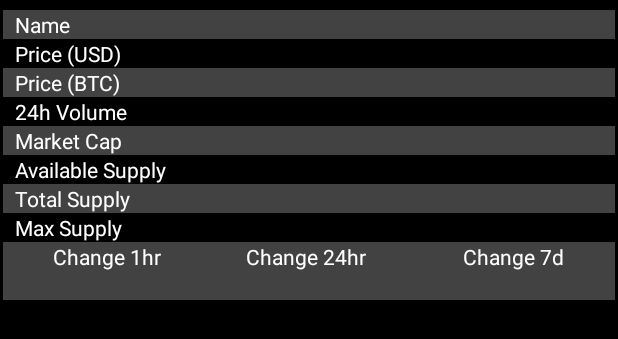
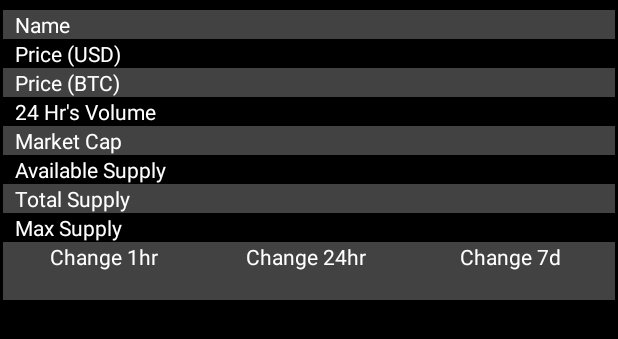
Before and after one commit to percy-g2/UTXO, an Android app: the layout fragment_graph.xml on its own in the app's theme, with its tools: preview values and no code run, on a phone screen of 412 x 824 dp. Shown: the part 582-921 px from the top of the screen. Run offline under Robolectric (Android 15) with nearby library versions, the phone set to English and light mode, and no system bars; plain views replace CircularToggle, LineChart, SingleSelectToggleGroup.

Commit message:
Layout changes.

```diff
--- a/app/build.gradle
+++ b/app/build.gradle
@@ -10,8 +10,8 @@ android {
         applicationId "com.androidevlinux.percy.UTXO"
         minSdkVersion 17
         targetSdkVersion 28
-        versionCode 24
-        versionName "1.8"
+        versionCode 25
+        versionName "2.0"
         testInstrumentationRunner "androidx.test.runner.AndroidJUnitRunner"
         packagingOptions.pickFirst('META-INF/rxjava.properties')
 
--- a/app/src/main/res/layout/fragment_graph.xml
+++ b/app/src/main/res/layout/fragment_graph.xml
@@ -154,7 +154,8 @@
                     android:layout_weight="1"
                     android:textColor="@color/white"
                     android:paddingStart="8dp"
-                    android:text="Name" />
+                    android:paddingEnd="8dp"
+                    android:text="@string/name" />
 
                 <TextView
                     android:id="@+id/tableNameDataTextView"
@@ -162,6 +163,7 @@
                     android:layout_height="wrap_content"
                     android:layout_weight="2"
                     android:textColor="@color/white"
+                    android:paddingStart="8dp"
                     android:paddingEnd="8dp"
                     android:textAlignment="textEnd" />
             </TableRow>
@@ -178,7 +180,8 @@
                     android:layout_weight="1"
                     android:textColor="@color/white"
                     android:paddingStart="8dp"
-                    android:text="Price (USD)" />
+                    android:paddingEnd="8dp"
+                    android:text="@string/price_usd" />
 
                 <TextView
                     android:id="@+id/tablePriceUSDDataTextView"
@@ -186,6 +189,7 @@
                     android:layout_height="wrap_content"
                     android:layout_weight="2"
                     android:textColor="@color/white"
+                    android:paddingStart="8dp"
                     android:paddingEnd="8dp"
                     android:textAlignment="textEnd" />
             </TableRow>
@@ -203,7 +207,8 @@
                     android:layout_weight="1"
                     android:textColor="@color/white"
                     android:paddingStart="8dp"
-                    android:text="Price (BTC)" />
+                    android:paddingEnd="8dp"
+                    android:text="@string/price_btc" />
 
                 <TextView
                     android:id="@+id/tablePriceBTCDataTextView"
@@ -211,6 +216,7 @@
                     android:layout_height="wrap_content"
                     android:layout_weight="2"
                     android:textColor="@color/white"
+                    android:paddingStart="8dp"
                     android:paddingEnd="8dp"
                     android:textAlignment="textEnd" />
 
@@ -228,7 +234,8 @@
                     android:layout_weight="1"
                     android:textColor="@color/white"
                     android:paddingStart="8dp"
-                    android:text="24h Volume" />
+                    android:paddingEnd="8dp"
+                    android:text="@string/twentyfourhoursvolume" />
 
                 <TextView
                     android:id="@+id/tableVolUSDDataTextView"
@@ -236,6 +243,7 @@
                     android:layout_height="wrap_content"
                     android:layout_weight="2"
                     android:textColor="@color/white"
+                    android:paddingStart="8dp"
                     android:paddingEnd="8dp"
                     android:textAlignment="textEnd" />
             </TableRow>
@@ -253,7 +261,8 @@
                     android:layout_weight="1"
                     android:textColor="@color/white"
                     android:paddingStart="8dp"
-                    android:text="Market Cap" />
+                    android:paddingEnd="8dp"
+                    android:text="@string/market_cap" />
 
                 <TextView
                     android:id="@+id/tableMktCapDataTextView"
@@ -261,6 +270,7 @@
                     android:layout_height="wrap_content"
                     android:layout_weight="2"
                     android:textColor="@color/white"
+                    android:paddingStart="8dp"
                     android:paddingEnd="8dp"
                     android:textAlignment="textEnd" />
             </TableRow>
@@ -276,8 +286,9 @@
                     android:layout_height="wrap_content"
                     android:layout_weight="1"
                     android:paddingStart="8dp"
+                    android:paddingEnd="8dp"
                     android:textColor="@color/white"
-                    android:text="Available Supply" />
+                    android:text="@string/available_supply" />
 
                 <TextView
                     android:id="@+id/tableAvailableSupplyDataTextView"
@@ -285,6 +296,7 @@
                     android:layout_height="wrap_content"
                     android:layout_weight="2"
                     android:paddingEnd="8dp"
+                    android:paddingStart="8dp"
                     android:textColor="@color/white"
                     android:textAlignment="textEnd" />
             </TableRow>
@@ -301,14 +313,16 @@
                     android:layout_height="wrap_content"
                     android:layout_weight="1"
                     android:paddingStart="8dp"
+                    android:paddingEnd="8dp"
                     android:textColor="@color/white"
-                    android:text="Total Supply" />
+                    android:text="@string/total_supply" />
 
                 <TextView
                     android:id="@+id/tableTotalSupplyDataTextView"
                     android:layout_width="match_parent"
                     android:layout_height="wrap_content"
                     android:layout_weight="2"
+                    android:paddingStart="8dp"
                     android:paddingEnd="8dp"
                     android:textColor="@color/white"
                     android:textAlignment="textEnd" />
@@ -325,8 +339,9 @@
                     android:layout_height="wrap_content"
                     android:layout_weight="1"
                     android:paddingStart="8dp"
+                    android:paddingEnd="8dp"
                     android:textColor="@color/white"
-                    android:text="Max Supply" />
+                    android:text="@string/max_supply" />
 
                 <TextView
                     android:id="@+id/tableMaxSupplyDataTextView"
@@ -334,6 +349,7 @@
                     android:layout_height="wrap_content"
                     android:layout_weight="2"
                     android:textColor="@color/white"
+                    android:paddingStart="8dp"
                     android:paddingEnd="8dp"
                     android:textAlignment="textEnd" />
             </TableRow>
@@ -350,8 +366,9 @@
                     android:layout_height="wrap_content"
                     android:layout_weight="1"
                     android:paddingStart="8dp"
+                    android:paddingEnd="8dp"
                     android:textColor="@color/white"
-                    android:text="Change 1hr"
+                    android:text="@string/change_1hr"
                     android:textAlignment="center" />
 
                 <TextView
@@ -360,8 +377,9 @@
                     android:layout_height="wrap_content"
                     android:layout_weight="2"
                     android:paddingStart="8dp"
+                    android:paddingEnd="8dp"
                     android:textColor="@color/white"
-                    android:text="Change 24hr"
+                    android:text="@string/change_24hr"
                     android:textAlignment="center" />
 
                 <TextView
@@ -370,8 +388,9 @@
                     android:layout_height="wrap_content"
                     android:layout_weight="3"
                     android:paddingStart="8dp"
+                    android:paddingEnd="8dp"
                     android:textColor="@color/white"
-                    android:text="Change 7d"
+                    android:text="@string/change_7d"
                     android:textAlignment="center" />
 
             </TableRow>
@@ -386,6 +405,7 @@
                     android:layout_width="match_parent"
                     android:layout_height="wrap_content"
                     android:layout_weight="1"
+                    android:paddingStart="8dp"
                     android:paddingEnd="8dp"
                     android:textAlignment="center"
                     android:textStyle="bold" />
@@ -395,6 +415,7 @@
                     android:layout_width="match_parent"
                     android:layout_height="wrap_content"
                     android:layout_weight="2"
+                    android:paddingStart="8dp"
                     android:paddingEnd="8dp"
                     android:textAlignment="center"
                     android:textStyle="bold" />
@@ -404,6 +425,7 @@
                     android:layout_width="match_parent"
                     android:layout_height="wrap_content"
                     android:layout_weight="3"
+                    android:paddingStart="8dp"
                     android:paddingEnd="8dp"
                     android:textAlignment="center"
                     android:textStyle="bold" />
--- a/app/src/main/res/layout/toolbar.xml
+++ b/app/src/main/res/layout/toolbar.xml
@@ -5,4 +5,4 @@
     android:layout_width="match_parent"
     android:minHeight="?attr/actionBarSize"
     app:theme="@style/ThemeOverlay.AppCompat.Dark.ActionBar"
-    android:background="@color/md_grey_900"></androidx.appcompat.widget.Toolbar>
+    android:background="@color/md_grey_900" />
--- a/app/src/main/res/values/strings.xml
+++ b/app/src/main/res/values/strings.xml
@@ -322,6 +322,16 @@
     <string name="nav_news">News</string>
     <string name="trx">TRX (TRON)</string>
     <string name="info">INFO</string>
+    <string name="price_btc">Price (BTC)</string>
+    <string name="price_usd">Price (USD)</string>
+    <string name="name">Name</string>
+    <string name="market_cap">Market Cap</string>
+    <string name="available_supply">Available Supply</string>
+    <string name="total_supply">Total Supply</string>
+    <string name="max_supply">Max Supply</string>
+    <string name="change_1hr">Change 1hr</string>
+    <string name="change_24hr">Change 24hr</string>
+    <string name="change_7d">Change 7d</string>
 
     <string-array name="chart_spinner_options">
         <item>USD</item>
```
Also changed, not shown: app/src/main/res/layout/bitfinex_candle_chart_fragment.xml (+20 -4 lines).
